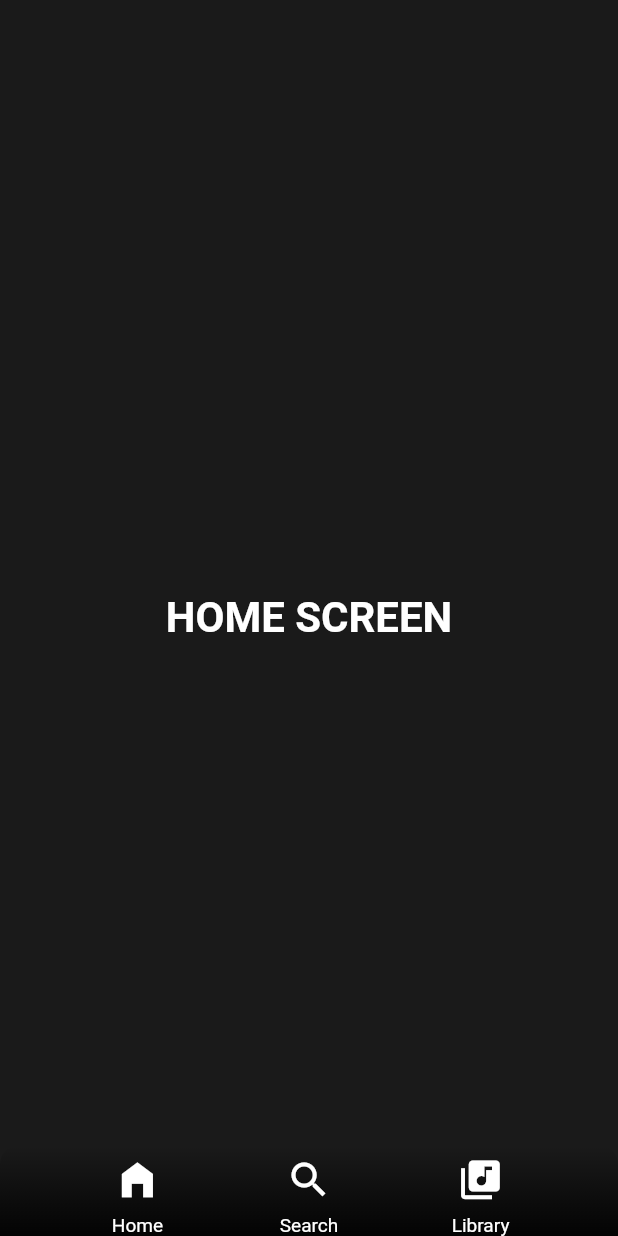
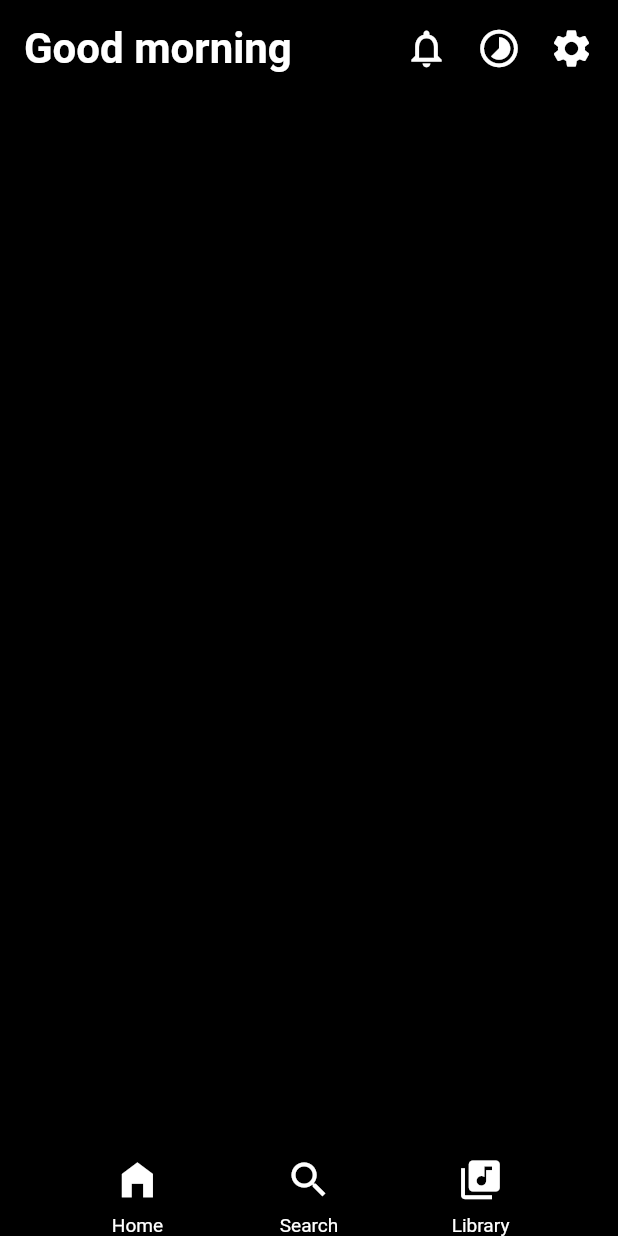
Before and after one commit to Rizaou/spotify_clone, a Flutter app: the screen it shows after launch, on a phone screen of 412 x 824 dp. Run offline on Flutter 3.47's test engine with Material 2 defaults, Android fonts, the phone set to English and light mode, and no system bars.

Commit message:
"Good morning" appbar created

```diff
--- a/lib/presentation/custom-theme.dart
+++ b/lib/presentation/custom-theme.dart
@@ -1,6 +1,6 @@
 import 'package:flutter/material.dart';
 
-Color bgColor = Color.fromARGB(255, 26, 26, 26);
+Color bgColor = Color.fromARGB(255, 0, 0, 0);
 Color textColor = Colors.white;
 Color greenTextColor = Colors.green.shade800;
 double textSize = 32;
--- a/lib/presentation/screens/home_screen.dart
+++ b/lib/presentation/screens/home_screen.dart
@@ -10,6 +10,8 @@ class HomeScreen extends StatefulWidget {
 
 class _HomeScreenState extends State<HomeScreen>
     with SingleTickerProviderStateMixin {
+  final double _iconSize = 30.0;
+
   late AnimationController _fadeAnimationController;
   late Animation<double> _fadeAnimation;
 
@@ -35,14 +37,58 @@ class _HomeScreenState extends State<HomeScreen>
   Widget build(BuildContext context) {
     _fadeAnimationController.forward();
     return SafeArea(
-        child: FadeTransition(
-      opacity: _fadeAnimation,
-      child: Center(
-        child: Text(
-          "HOME SCREEN",
-          style: h1,
-        ),
+      child: FadeTransition(
+        opacity: _fadeAnimation,
+        child: CustomScrollView(slivers: [
+          SliverToBoxAdapter(
+            child: Padding(
+              padding: const EdgeInsets.only(
+                top: 16,
+                left: 16,
+                right: 16,
+              ),
+              child: Row(
+                children: [
+                  Expanded(
+                    flex: 2,
+                    child: Container(
+                      child: Text(
+                        "Good morning",
+                        style: h1,
+                      ),
+                    ),
+                  ),
+                  Expanded(
+                    flex: 1,
+                    child: Container(
+                      child: Row(
+                        mainAxisAlignment: MainAxisAlignment.spaceBetween,
+                        children: [
+                          Icon(
+                            Icons.notifications_none_outlined,
+                            color: Colors.white,
+                            size: _iconSize,
+                          ),
+                          Icon(
+                            Icons.timelapse_sharp,
+                            color: Colors.white,
+                            size: _iconSize,
+                          ),
+                          Icon(
+                            Icons.settings,
+                            color: Colors.white,
+                            size: _iconSize,
+                          ),
+                        ],
+                      ),
+                    ),
+                  ),
+                ],
+              ),
+            ),
+          ),
+        ]),
       ),
-    ));
+    );
   }
 }
```
